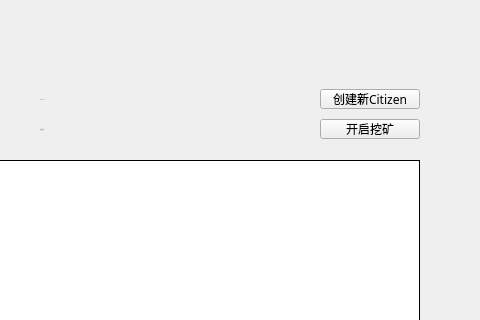
Above: LNKWallet/citizen/CitizenAccountPage.ui from HcashOrg/hx-indicator before the change; both pictures show x 290 to 770 and y 0 to 320 of the 770 by 530 pixel window. Below: the same form after it.
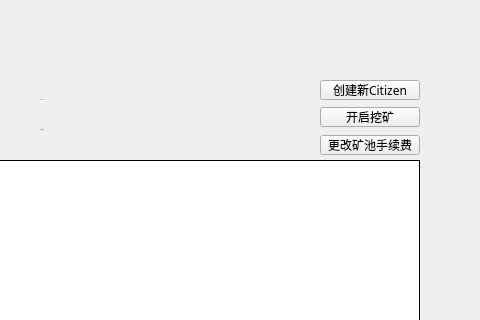
That is the form after the change.

The edit to the form file:
```diff
--- a/LNKWallet/citizen/CitizenAccountPage.ui
+++ b/LNKWallet/citizen/CitizenAccountPage.ui
@@ -245,7 +245,7 @@
    <property name="geometry">
     <rect>
      <x>610</x>
-     <y>89</y>
+     <y>80</y>
      <width>100</width>
      <height>20</height>
     </rect>
@@ -391,7 +391,7 @@
    <property name="geometry">
     <rect>
      <x>610</x>
-     <y>119</y>
+     <y>107</y>
      <width>100</width>
      <height>20</height>
     </rect>
@@ -417,6 +417,36 @@
     <string>开启挖矿</string>
    </property>
   </widget>
+  <widget class="QToolButton" name="changeFeeBtn">
+   <property name="geometry">
+    <rect>
+     <x>610</x>
+     <y>135</y>
+     <width>100</width>
+     <height>20</height>
+    </rect>
+   </property>
+   <property name="font">
+    <font>
+     <family>微软雅黑</family>
+     <weight>50</weight>
+     <italic>false</italic>
+     <bold>false</bold>
+    </font>
+   </property>
+   <property name="cursor">
+    <cursorShape>PointingHandCursor</cursorShape>
+   </property>
+   <property name="focusPolicy">
+    <enum>Qt::NoFocus</enum>
+   </property>
+   <property name="styleSheet">
+    <string notr="true"/>
+   </property>
+   <property name="text">
+    <string>更改矿池手续费</string>
+   </property>
+  </widget>
  </widget>
  <resources/>
  <connections/>
```
